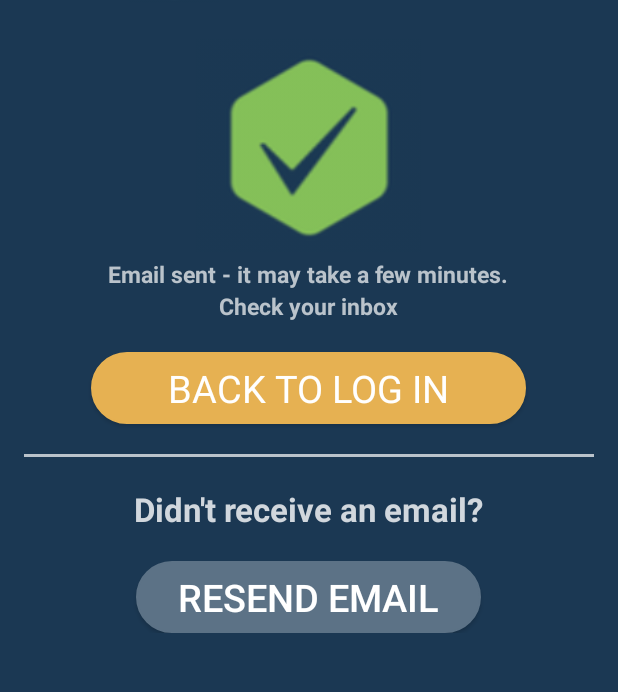
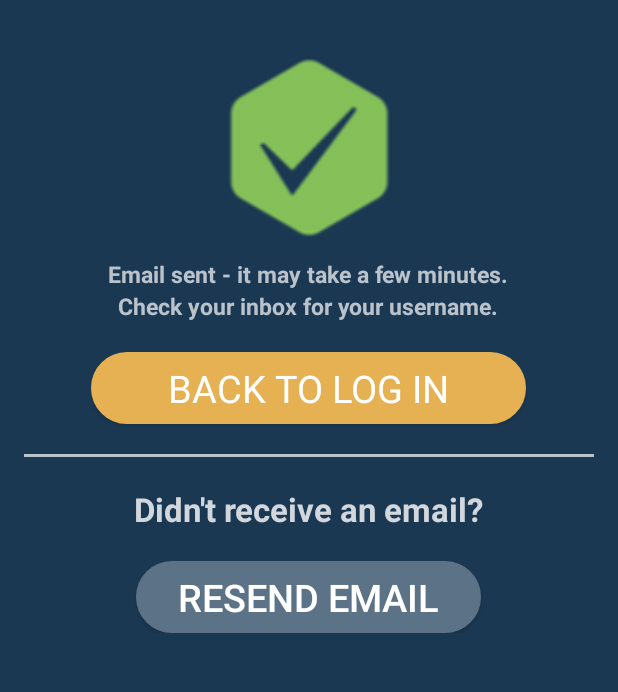
Before and after one commit to anshilbhansali/SelfScoreApp, an Android app: the UnableLogIn screen opened directly, with no data from a screen before it, after a tap on "GET USERNAME", on a phone screen of 412 x 824 dp, the part 345-1037 px from its top. Run offline under Robolectric (Android 15) with nearby library versions, the phone set to English and light mode, and no system bars; 1 other tap on this screen came first.

Commit message:
completed email sent activity

```diff
--- a/app/src/main/java/com/selfscore/selfscoreapp/EmailSent.java
+++ b/app/src/main/java/com/selfscore/selfscoreapp/EmailSent.java
@@ -4,8 +4,10 @@ import android.app.Activity;
 import android.content.Intent;
 import android.support.v7.app.AppCompatActivity;
 import android.os.Bundle;
+import android.util.Log;
 import android.view.View;
 import android.widget.Button;
+import android.widget.TextView;
 
 public class EmailSent extends AppCompatActivity {
 
@@ -15,6 +17,22 @@ public class EmailSent extends AppCompatActivity {
     protected void onCreate(Bundle savedInstanceState) {
         super.onCreate(savedInstanceState);
         setContentView(R.layout.activity_email_sent);
+
+        TextView checkMessage = (TextView) findViewById(R.id.check_message);
+        Intent intent = getIntent();
+        String checkUsernameMsg="", checkPasswordMsg="";
+        checkUsernameMsg = intent.getStringExtra("getUsernameMsg");
+        checkPasswordMsg = intent.getStringExtra("getPasswordMsg");
+        //Log.v("CHECK_USERMSG", checkUsernameMsg);
+        //Log.v("CHECK_PASSMSG", checkPasswordMsg);
+        if(checkUsernameMsg == null)
+        {
+            checkMessage.setText(checkPasswordMsg);
+        }
+        else
+        {
+            checkMessage.setText(checkUsernameMsg);
+        }
 
         activity = this;
 
--- a/app/src/main/java/com/selfscore/selfscoreapp/UnableLogIn.java
+++ b/app/src/main/java/com/selfscore/selfscoreapp/UnableLogIn.java
@@ -53,6 +53,7 @@ public class UnableLogIn extends AppCompatActivity {
             @Override
             public void onClick(View v) {
                 Intent intent = new Intent(activity, EmailSent.class);
+                intent.putExtra("getUsernameMsg","Check your inbox for your username.");
                 startActivity(intent);
             }
         });
@@ -61,6 +62,7 @@ public class UnableLogIn extends AppCompatActivity {
             @Override
             public void onClick(View v) {
                 Intent intent = new Intent(activity, EmailSent.class);
+                intent.putExtra("getPasswordMsg","Check your inbox for a password reset link.");
                 startActivity(intent);
             }
         });
--- a/app/src/main/res/layout/activity_email_sent.xml
+++ b/app/src/main/res/layout/activity_email_sent.xml
@@ -70,7 +70,8 @@
                 android:textColor="@color/navy30"
                 android:layout_marginBottom="10dp"
                 android:textSize="15sp"
-                android:textStyle="bold"/>
+                android:textStyle="bold"
+                android:id="@+id/check_message"/>
 
 
 
```
